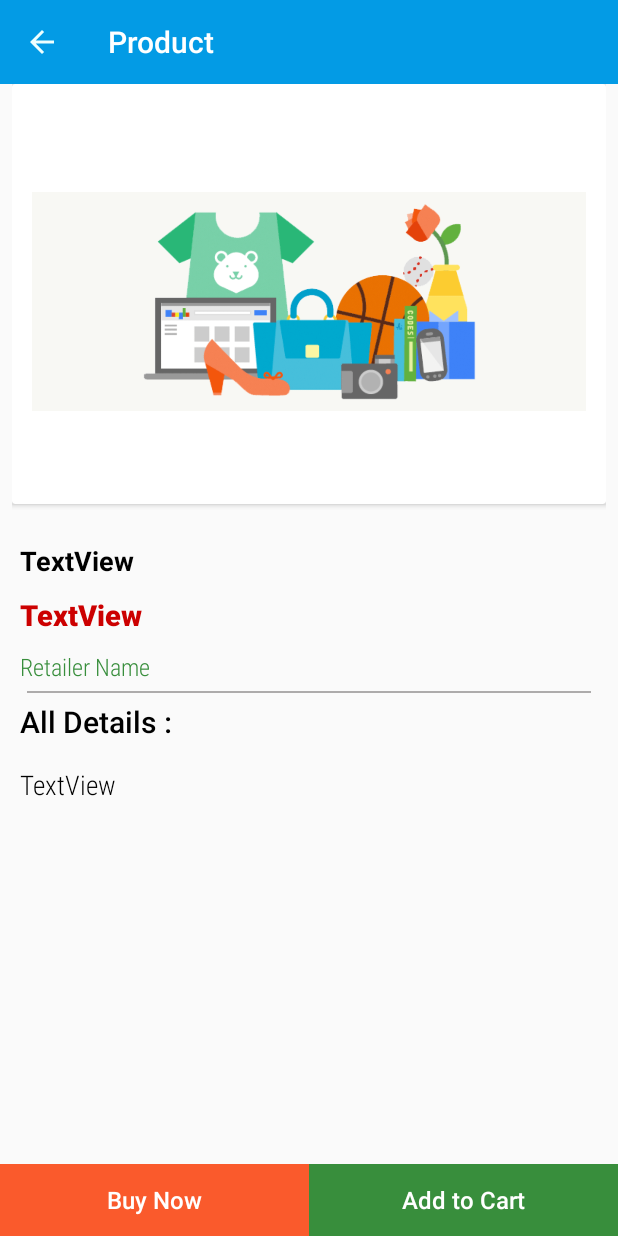
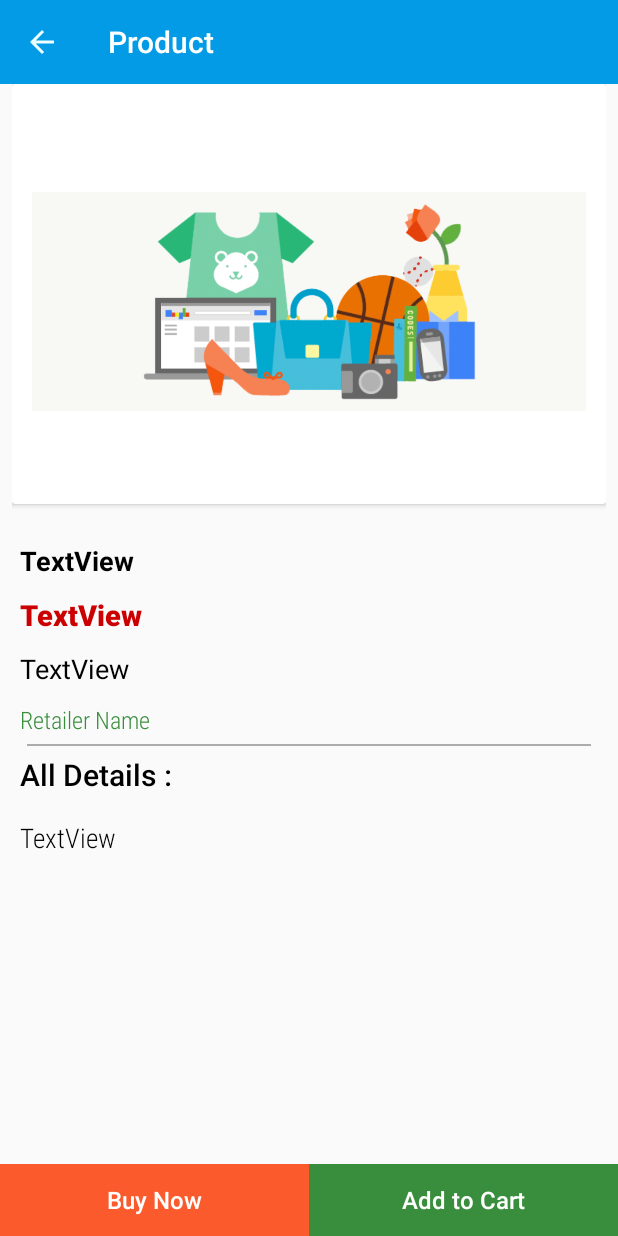
Before and after one commit to ItsMeVikashKumarSingh/E-shop, an Android app: the Individual_product_view_Activity screen opened directly, with no data from a screen before it, on a phone screen of 412 x 824 dp. Run offline under Robolectric (Android 15) with nearby library versions, the phone set to English and light mode, and no system bars; our stand-ins replace Firebase (no records; nobody signed in at launch, a user with empty details on screens opened directly), Picasso; pictures from the network do not load; 3 statements that could not run were skipped.

Commit message:
Quantity Feature on the way

```diff
--- a/app/src/main/java/com/eshop/project/Individual_product_view_Activity.java
+++ b/app/src/main/java/com/eshop/project/Individual_product_view_Activity.java
@@ -1,4 +1,9 @@
 package com.eshop.project;
+
+import androidx.annotation.NonNull;
+import androidx.appcompat.app.AppCompatActivity;
+import androidx.appcompat.widget.Toolbar;
+import androidx.coordinatorlayout.widget.CoordinatorLayout;
 
 import android.content.Context;
 import android.content.Intent;
@@ -9,16 +14,8 @@ import android.view.View;
 import android.widget.Button;
 import android.widget.ImageView;
 import android.widget.TextView;
+import android.widget.Toast;
 
-import androidx.annotation.NonNull;
-import androidx.appcompat.app.AppCompatActivity;
-import androidx.appcompat.widget.Toolbar;
-
-import com.eshop.project.ChecksumActivity;
-import com.eshop.project.CommaSeperate;
-import com.eshop.project.MainActivity;
-import com.eshop.project.R;
-import com.eshop.project.login;
 import com.google.android.gms.tasks.OnCompleteListener;
 import com.google.android.gms.tasks.Task;
 import com.google.android.material.snackbar.Snackbar;
@@ -37,7 +34,7 @@ public class Individual_product_view_Activity extends AppCompatActivity {
 
     private Toolbar toolbar;
 
-    private TextView tvPName, tvPPrice, tvPDesc, tvSName;
+    private TextView tvPName, tvPPrice, tvPDesc, tvSName , tvPQuantity;
     private ImageView productIV;
     private Button button2,button;
 
@@ -51,6 +48,7 @@ public class Individual_product_view_Activity extends AppCompatActivity {
     private String product_key;
     private String product_name;
     private String product_price;
+    private String product_quantity;
     private String product_description;
     private String seller_name;
     private String product_image;
@@ -81,6 +79,7 @@ public class Individual_product_view_Activity extends AppCompatActivity {
         tvPPrice = findViewById(R.id.tvPPrice);
         tvPDesc = findViewById(R.id.tvPDesc);
         tvSName = findViewById(R.id.tvSName);
+        tvPQuantity=findViewById(R.id.tvPQuantity);
         productIV = findViewById(R.id.productIV);
         button2 = findViewById(R.id.button2);
         button = findViewById(R.id.button);
@@ -105,6 +104,7 @@ public class Individual_product_view_Activity extends AppCompatActivity {
                         product_description = dataSnapshot.child("product_description").getValue().toString();
                         product_name = dataSnapshot.child("product_name").getValue().toString();
                         product_price = dataSnapshot.child("product_price").getValue().toString();
+                        product_quantity = dataSnapshot.child("product_quantity").getValue().toString();
                         product_image = dataSnapshot.child("product_image").getValue().toString();
                         seller_name = dataSnapshot.child("company_name").getValue().toString();
 
@@ -126,6 +126,7 @@ public class Individual_product_view_Activity extends AppCompatActivity {
                         productIntent.putExtra("product_image", product_image);
                         productIntent.putExtra("product_description", product_description);
                         productIntent.putExtra("company_name", seller_name);
+                        productIntent.putExtra("product_quantity",product_quantity);
                         productIntent.putExtra("from_cart", "no");
                         startActivity(productIntent);
                     }
@@ -147,7 +148,8 @@ public class Individual_product_view_Activity extends AppCompatActivity {
         Picasso.get().load(product_image).fit().into(productIV);
         toolbar.setTitle(product_name);
         tvPName.setText(product_name);
-        tvSName.setText("by " + seller_name);
+        tvSName.setText("By : " + seller_name);
+        tvPQuantity.setText(("Quantity : "+ product_quantity));
         String newNumber = CommaSeperate.getFormatedNumber(product_price);
         tvPPrice.setText("₹" + newNumber);
         tvPDesc.setText(product_description);
@@ -159,6 +161,7 @@ public class Individual_product_view_Activity extends AppCompatActivity {
         HashMap<String, Object> dataMap = new HashMap<>();
         dataMap.put("product_name", product_name);
         dataMap.put("product_price", product_price);
+        dataMap.put("product_quantity",product_quantity);
         dataMap.put("product_image", product_image);
         dataMap.put("company_name", seller_name);
         dataMap.put("cart_key", cart_key);
--- a/app/src/main/java/com/eshop/project/SplashScreen.java
+++ b/app/src/main/java/com/eshop/project/SplashScreen.java
@@ -43,6 +43,8 @@ public class SplashScreen extends AppCompatActivity {
         versionName = BuildConfig.VERSION_NAME;
         mdatabse=FirebaseDatabase.getInstance().getReference();
 
+        startActivity(new Intent(getApplicationContext(), login.class));
+        finishAffinity();
 
 
         Animation animation = AnimationUtils.loadAnimation(getBaseContext(), R.anim.rotation);
--- a/app/src/main/res/layout/activity_individual_product_view_.xml
+++ b/app/src/main/res/layout/activity_individual_product_view_.xml
@@ -72,6 +72,19 @@
                 android:text="TextView"
                 android:textColor="@color/price_text_color"
                 android:textSize="19sp" />
+
+
+            <TextView
+                android:id="@+id/tvPQuantity"
+                android:layout_width="match_parent"
+                android:layout_height="wrap_content"
+                android:padding="5dp"
+                android:textSize="18sp"
+                android:fontFamily="sans-serif"
+                android:layout_gravity="left"
+                android:text="TextView"
+                android:textColor="@color/colorBlack"
+                android:textStyle="normal" />
 
             <TextView
                 android:fontFamily="sans-serif-condensed-light"
```
Also changed, not shown: app/src/main/java/com/eshop/project/AddNewProductActivity.java (+26 -9 lines), app/src/main/res/layout/activity_add_new_product.xml (+19 -0 lines).
